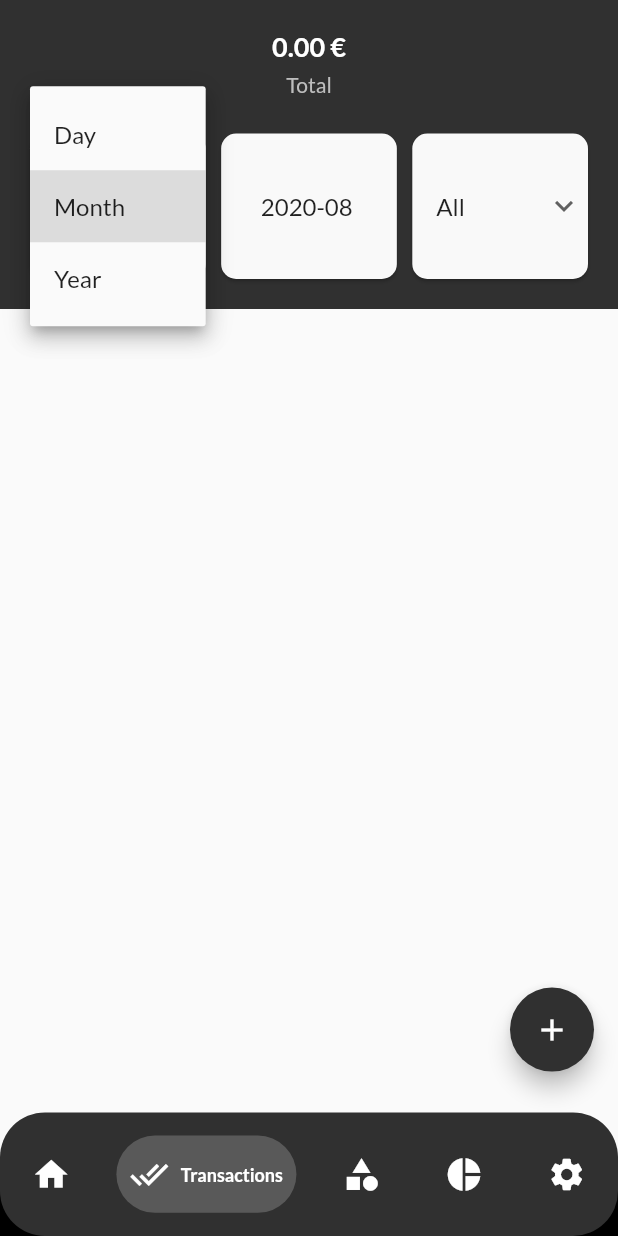
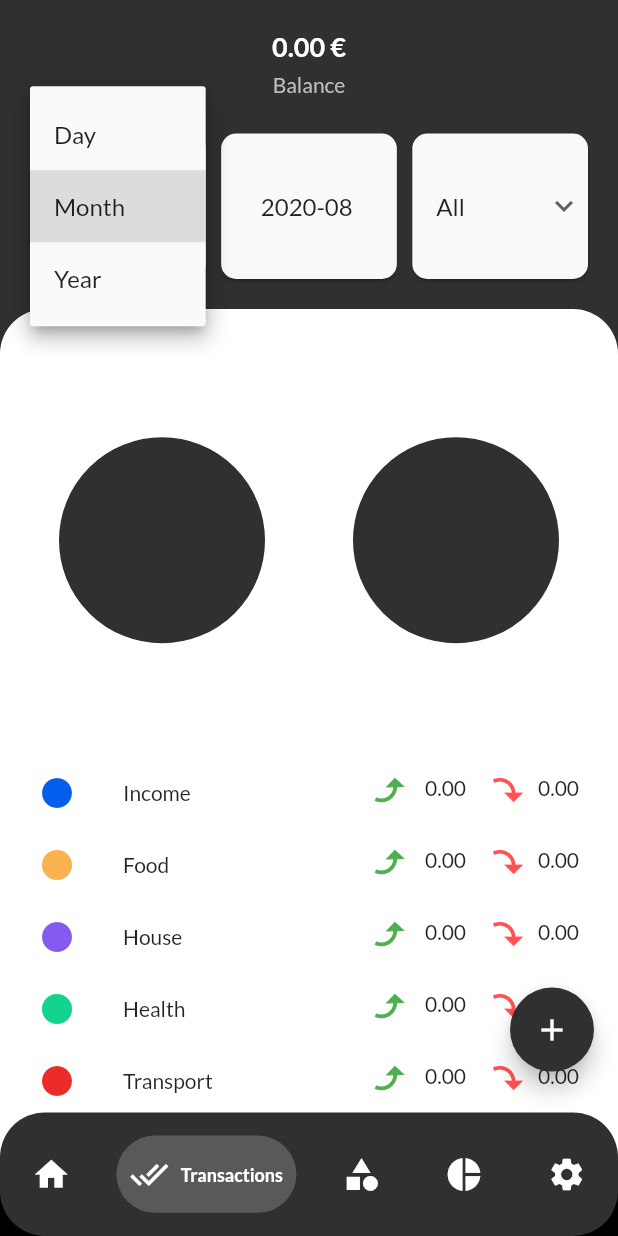
Before and after one commit to JorisTruong/homeaccountant-app, a Flutter app: the screen it shows after launch, item 2 of the bottom bar chosen, after a tap on "Month", on a phone screen of 412 x 824 dp. Run offline on Flutter 3.47's test engine with Material 2 defaults, Android fonts, the light colour scheme and no system bars; drawn by our look-alikes of fl_chart, persistent_bottom_nav_bar; our stand-ins replace flutter_redux, flutter_svg, google_fonts, redux, sliding_up_panel, sqflite; missing offline and left inert: date_util, flutter_date_pickers, flutter_iconpicker, flutter_pagewise, keyboard_avoider; accounts and stored records are empty.

Commit message:
feat: added graphs in transactions page and implemented date selection

```diff
--- a/lib/components/pie_chart.dart
+++ b/lib/components/pie_chart.dart
@@ -1,8 +1,8 @@
 import 'package:flutter/material.dart';
 import 'package:fl_chart/fl_chart.dart';
 import 'package:homeaccountantapp/utils.dart';
+import 'dart:math' as math;
 
-import 'indicator.dart';
 import 'package:homeaccountantapp/const.dart';
 
 
@@ -37,50 +37,13 @@ class PieChartCardState extends State<PieChartCard> {
   @override
   Widget build(BuildContext context) {
     return Padding(
-      padding: EdgeInsets.all(20.0),
-      child: AspectRatio(
-        aspectRatio: 1.3,
-        child: Card(
-          color: Colors.white,
-          child: Container(
-            decoration: BoxDecoration(
-              borderRadius: BorderRadius.all(Radius.circular(10)),
-              boxShadow: [
-                BoxShadow(
-                  color: Colors.grey[600],
-                  blurRadius: 10.0,
-                  offset: Offset(
-                    0.0,
-                    5.0,
-                  ),
-                ),
-              ],
-              color: Colors.white
-            ),
-            child: Stack(
+      padding: EdgeInsets.all(10.0),
+      child: Column(
+        mainAxisAlignment: MainAxisAlignment.start,
         children: <Widget>[
-                Column(
-                crossAxisAlignment: CrossAxisAlignment.stretch,
-                  children: <Widget>[
-                    SizedBox(height: 10),
-                    Text(
-                      switchData ? widget.title1 : widget.title2,
-                      style: TextStyle(
-                        color: baseColors.mainColor,
-                        fontSize: baseFontSize.title2,
-                        fontWeight: FontWeight.bold,
-                        letterSpacing: 2
-                      ),
-                      textAlign: TextAlign.center,
-                    )
-                  ],
-                ),
           Row(
             children: <Widget>[
-                    SizedBox(height: 18),
               Expanded(
-                      child: AspectRatio(
-                        aspectRatio: 1,
                 child: PieChart(
                   PieChartData(
                     pieTouchData: PieTouchData(touchCallback: (pieTouchResponse) {
@@ -96,58 +59,95 @@ class PieChartCardState extends State<PieChartCard> {
                     borderData: FlBorderData(
                       show: false,
                     ),
-                            sectionsSpace: 0,
-                            centerSpaceRadius: MediaQuery.of(context).size.width / 15,
-                            sections: showingSections()
+                    sectionsSpace: widget.income.every((element) => element['percentage'] == 0) || widget.income.any((element) => element['percentage'] == 100) ? 0 : 3,
+                    centerSpaceRadius: 0,
+                    sections: showingIncomeSections()
                   ),
                 ),
               ),
+              Expanded(
+                child: PieChart(
+                  PieChartData(
+                    pieTouchData: PieTouchData(touchCallback: (pieTouchResponse) {
+                      setState(() {
+                        if (pieTouchResponse.touchInput is FlLongPressEnd ||
+                            pieTouchResponse.touchInput is FlPanEnd) {
+                          touchedIndex = -1;
+                        } else {
+                          touchedIndex = pieTouchResponse.touchedSectionIndex;
+                        }
+                      });
+                    }),
+                    borderData: FlBorderData(
+                      show: false,
                     ),
-                    Column(
-                      mainAxisSize: MainAxisSize.max,
-                      mainAxisAlignment: MainAxisAlignment.end,
-                      crossAxisAlignment: CrossAxisAlignment.start,
-                      /// Display the legend
-                      children: List.generate(switchData ? widget.expenses.length : widget.income.length, (int index) {
-                        return Indicator(
-                          color: getCategoryColor(index),
-                          text: switchData ? widget.expenses[index]['name'] : widget.income[index]['name'],
-                          isSquare: false
-                        );
-                      })..add(SizedBox(height: 18)),
+                    sectionsSpace: widget.expenses.every((element) => element['percentage'] == 0) || widget.expenses.any((element) => element['percentage'] == 100) ? 0 : 3,
+                    centerSpaceRadius: 0,
+                    sections: showingExpensesSections()
                   ),
-                    SizedBox(width: 28),
+                ),
+              )
             ],
           ),
-                Material(
-                  borderRadius: BorderRadius.circular(20.0),
-                  color: Colors.white,
-                  child: IconButton(
-                    icon: Icon(
-                      Icons.refresh,
-                      color: baseColors.mainColor
+          Row(
+            mainAxisAlignment: MainAxisAlignment.start,
+            /// Display the legend
+            children: [
+              Expanded(
+                child: Column(
+                  crossAxisAlignment: CrossAxisAlignment.start,
+                  children: [
+                    ListView(
+                      physics: NeverScrollableScrollPhysics(),
+                      shrinkWrap: true,
+                      children: List.generate(widget.expenses.length, (int index) {
+                        return ListTile(
+                          dense: true,
+                          leading: Icon(Icons.brightness_1, color: getCategoryColor(index)),
+                          title: Text(
+                            widget.expenses[index]['name'],
+                            style: TextStyle(fontSize: baseFontSize.subtitle),
                           ),
-                    onPressed: () {
-                      setState(() {
-                        switchData = !switchData;
-                      });
-                    },
+                          trailing: Wrap(
+                            spacing: 12,
+                            children: [
+                              Transform.rotate(
+                                angle: math.pi / 1.35,
+                                child: Icon(Icons.undo, color: baseColors.green)
+                              ),
+                              Text(widget.income[index]['value'].toStringAsFixed(2)),
+                              Transform(
+                                alignment: Alignment.center,
+                                transform: Matrix4.rotationY(math.pi),
+                                child: Transform.rotate(
+                                  angle: -math.pi / 4,
+                                  child: Transform.translate(
+                                    offset: Offset(0.0, -5),
+                                    child: Icon(Icons.undo, color: baseColors.red)
+                                  )
+                                )
+                              ),
+                              Text(widget.expenses[index]['value'].toStringAsFixed(2))
+                            ]
+                          )
+                        );
+                      })
+                    )
+                  ]
                 )
               )
             ]
+          )
+        ]
       ),
-          ),
-        ),
-      )
     );
   }
 
   /// Chart data
-  List<PieChartSectionData> showingSections() {
-    bool emptyExpenses = widget.expenses.every((element) => element['percentage'] == 0);
+  List<PieChartSectionData> showingIncomeSections() {
     bool emptyIncome = widget.income.every((element) => element['percentage'] == 0);
-    if ((switchData && emptyExpenses) || (!switchData && emptyIncome)) {
-      final double radius = MediaQuery.of(context).size.width/10;
+    if (emptyIncome) {
+      final double radius = MediaQuery.of(context).size.width/6;
       return [PieChartSectionData(
         color: baseColors.mainColor,
         value: 100,
@@ -158,14 +158,45 @@ class PieChartCardState extends State<PieChartCard> {
         ),
       )];
     } else {
-      return List.generate(switchData ? widget.expenses.length : widget.income.length, (i) {
+      return List.generate(widget.income.length, (i) {
         final isTouched = i == touchedIndex;
         final double fontSize = isTouched ? baseFontSize.title2 : baseFontSize.text;
-        final double radius = isTouched ? MediaQuery.of(context).size.width/10 +10 : MediaQuery.of(context).size.width/10;
+        final double radius = isTouched ? MediaQuery.of(context).size.width/6 + 10 : MediaQuery.of(context).size.width/6;
         return PieChartSectionData(
           color: getCategoryColor(i),
-          value: switchData ? widget.expenses[i]['percentage'].toDouble() : widget.income[i]['percentage'].toDouble(),
-          title: switchData ? formatPercentage(widget.expenses[i]['percentage']) : formatPercentage(widget.income[i]['percentage']),
+          value: widget.income[i]['percentage'].toDouble(),
+          title: formatPercentage(widget.income[i]['percentage']),
+          radius: radius,
+          titleStyle: TextStyle(
+            fontSize: fontSize, fontWeight: FontWeight.bold, color: Colors.white
+          ),
+        );
+      });
+    }
+  }
+
+  List<PieChartSectionData> showingExpensesSections() {
+    bool emptyExpenses = widget.expenses.every((element) => element['percentage'] == 0);
+    if (emptyExpenses) {
+      final double radius = MediaQuery.of(context).size.width/6;
+      return [PieChartSectionData(
+        color: baseColors.mainColor,
+        value: 100,
+        title: '',
+        radius: radius,
+        titleStyle: TextStyle(
+            fontSize: baseFontSize.text, fontWeight: FontWeight.bold, color: Colors.white
+        ),
+      )];
+    } else {
+      return List.generate(widget.expenses.length, (i) {
+        final isTouched = i == touchedIndex;
+        final double fontSize = isTouched ? baseFontSize.title2 : baseFontSize.text;
+        final double radius = isTouched ? MediaQuery.of(context).size.width/6 + 10 : MediaQuery.of(context).size.width/6;
+        return PieChartSectionData(
+          color: getCategoryColor(i),
+          value: widget.expenses[i]['percentage'].toDouble(),
+          title: formatPercentage(widget.expenses[i]['percentage']),
           radius: radius,
           titleStyle: TextStyle(
               fontSize: fontSize, fontWeight: FontWeight.bold, color: Colors.white
--- a/lib/components/year_picker.dart
+++ b/lib/components/year_picker.dart
@@ -73,7 +73,9 @@ class _YearPickerState extends State<YearPicker> {
               selected: isSelected,
               child: isSelected ?
                 RaisedButton(
-                  onPressed: () {},
+                  onPressed: () {
+                    Navigator.of(context).pop();
+                  },
                   child: Text(
                     year.toString(),
                     style: TextStyle(
--- a/lib/database/queries/transactions.dart
+++ b/lib/database/queries/transactions.dart
@@ -171,7 +171,7 @@ Future<List<Map<String, dynamic>>> getExpensesAmount(Database db, Map<String, St
     return getCategoryAmount(categories[i].categoryId, db, dateRange, accountId, 1);
   }));
   return List.generate(categoryExpenses.length, (int i) {
-    return {'name': categories[i].categoryName, 'expenses': -categoryExpenses[i]};
+    return {'name': categories[i].categoryName, 'expenses': categoryExpenses[i] == 0 ? 0 : -categoryExpenses[i]};
   });
 }
 
@@ -193,13 +193,14 @@ Future<List<Map<String, dynamic>>> getExpensesProportion(Database db, Map<String
   if (totalExpenses == null || totalExpenses == 0) {
     List<models.Category> categories = await readCategories(db);
     return List.generate(categories.length, (int i) {
-      return {'name': categories[i].categoryName, 'percentage': 0};
+      return {'name': categories[i].categoryName, 'value': 0, 'percentage': 0};
     });
   } else {
     var result = await getExpensesAmount(db, dateRange, accountId);
     return List.generate(result.length, (int i) {
       return {
         'name': result[i]['name'],
+        'value': -result[i]['expenses'],
         'percentage': 100 * result[i]['expenses'] / totalExpenses
       };
     });
@@ -236,13 +237,14 @@ Future<List<Map<String, dynamic>>> getIncomeProportion(Database db, Map<String,
   if (totalIncome == null || totalIncome == 0) {
     List<models.Category> categories = await readCategories(db);
     return List.generate(categories.length, (int i) {
-      return {'name': categories[i].categoryName, 'percentage': 0};
+      return {'name': categories[i].categoryName, 'value': 0, 'percentage': 0};
     });
   } else {
     var result = await getIncomeAmount(db, dateRange, accountId);
     return List.generate(result.length, (int i) {
       return {
         'name': result[i]['name'],
+        'value': result[i]['income'],
         'percentage': 100 * result[i]['income'] / totalIncome
       };
     });
--- a/lib/screen/transactions.dart
+++ b/lib/screen/transactions.dart
@@ -6,6 +6,7 @@ import 'package:flutter_date_pickers/flutter_date_pickers.dart' as dp;
 import 'package:homeaccountantapp/const.dart';
 import 'package:homeaccountantapp/utils.dart';
 import 'package:homeaccountantapp/components/loading_component.dart';
+import 'package:homeaccountantapp/components/pie_chart.dart';
 import 'package:homeaccountantapp/components/year_picker.dart' as yp;
 import 'package:homeaccountantapp/database/database.dart';
 import 'package:homeaccountantapp/database/queries/transactions.dart';
@@ -101,7 +102,7 @@ class _TransactionsPageState extends State<TransactionsPage> with TickerProvider
                             mainAxisAlignment: MainAxisAlignment.center,
                             children: [
                               Text(
-                                "Total",
+                                "Balance",
                                 style: TextStyle(
                                   color: baseColors.borderColor,
                                   fontSize: baseFontSize.subtitle
@@ -298,10 +299,28 @@ class _TransactionsPageState extends State<TransactionsPage> with TickerProvider
                           ),
                           child: SingleChildScrollView(
                             physics: BouncingScrollPhysics(),
-                            padding: EdgeInsets.only(bottom: 40),
+                            padding: EdgeInsets.only(bottom: 100),
                             /// Display all the transactions
                             child: Column(
                               children: [
+                                FutureBuilder(
+                                  future: Future.wait([
+                                    getExpensesProportion(databaseClient.db, _store.state.dateRange, _store.state.accountId),
+                                    getIncomeProportion(databaseClient.db, _store.state.dateRange, _store.state.accountId)
+                                  ]),
+                                  builder: (BuildContext context, AsyncSnapshot<List<dynamic>> snapshot) {
+                                    if (snapshot.hasData) {
+                                      return PieChartCard(
+                                        expenses: snapshot.data[0],
+                                        income: snapshot.data[1],
+                                        title1: 'Expenses',
+                                        title2: 'Income'
+                                      );
+                                    } else {
+                                      return LoadingComponent();
+                                    }
+                                  }
+                                ),
                               ]
                             )
                           )
@@ -347,6 +366,14 @@ Future<dynamic> showDayDatePicker(BuildContext context, Store<AppState> _store)
           ),
           onChanged: (datePeriod) {
             _store.dispatch(UpdateSelectedDate(datePeriod));
+            _store.dispatch(
+              UpdateDateRange(
+                dateToDateRange(
+                  'Day',
+                  _store.state.selectedDate
+                )
+              )
+            );
             TextEditingController showTransactionDate = TextEditingController();
             showTransactionDate.text = datePeriod.toString().substring(0, 10);
             _store.dispatch(ShowTransactionDate(showTransactionDate));
@@ -372,6 +399,14 @@ Future<dynamic> showMonthDatePicker(BuildContext context, Store<AppState> _store
           ),
           onChanged: (datePeriod) {
             _store.dispatch(UpdateSelectedDate(datePeriod));
+            _store.dispatch(
+              UpdateDateRange(
+                dateToDateRange(
+                  'Month',
+                  _store.state.selectedDate
+                )
+              )
+            );
             TextEditingController showTransactionDate = TextEditingController();
             showTransactionDate.text = datePeriod.toString().substring(0, 7);
             _store.dispatch(ShowTransactionDate(showTransactionDate));
@@ -400,6 +435,14 @@ Future<dynamic> showYearDatePicker(BuildContext context, Store<AppState> _store)
               lastDate: DateTime.now(),
               onChanged: (datePeriod) {
                 _store.dispatch(UpdateSelectedDate(datePeriod));
+                _store.dispatch(
+                  UpdateDateRange(
+                    dateToDateRange(
+                      'Year',
+                      _store.state.selectedDate
+                    )
+                  )
+                );
                 TextEditingController showTransactionDate = TextEditingController();
                 showTransactionDate.text = datePeriod.toString().substring(0, 4);
                 _store.dispatch(ShowTransactionDate(showTransactionDate));
--- a/lib/utils.dart
+++ b/lib/utils.dart
@@ -99,12 +99,10 @@ Map<String, String> dateToDateRange(String type, DateTime dateTime) {
       'to': endDate.year.toString() + '-' + dayOrMonthToString(endDate.month) + '-' + dayOrMonthToString(endDate.day)
     };
   }
-  else if (type == 'Week') {
-    var startDate = dateTime.subtract(Duration(days: dateTime.weekday-1));
-    var endDate = dateTime.add(Duration(days: DateTime.daysPerWeek - dateTime.weekday));
+  else if (type == 'Day') {
     return {
-      'from': startDate.year.toString() + '-' + dayOrMonthToString(startDate.month) + '-' + dayOrMonthToString(startDate.day),
-      'to': endDate.year.toString() + '-' + dayOrMonthToString(endDate.month) + '-' + dayOrMonthToString(endDate.day)
+      'from': dateTime.toString().substring(0, 10),
+      'to': dateTime.toString().substring(0, 10)
     };
   }
   else {
```
Lines whose indentation alone changed are shown as unchanged.
